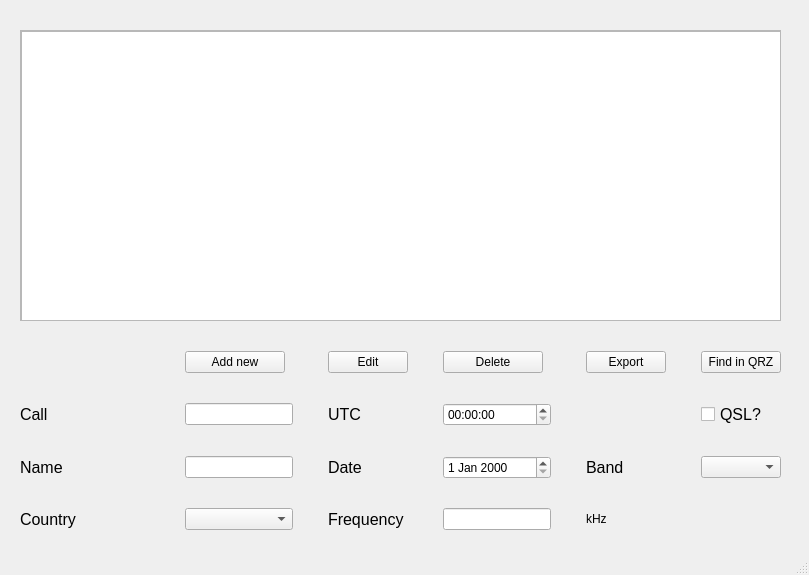
Before: the Qt Designer form mainwindow.ui in FilipCichowski/qtLoggerApp, drawn with Qt 5.
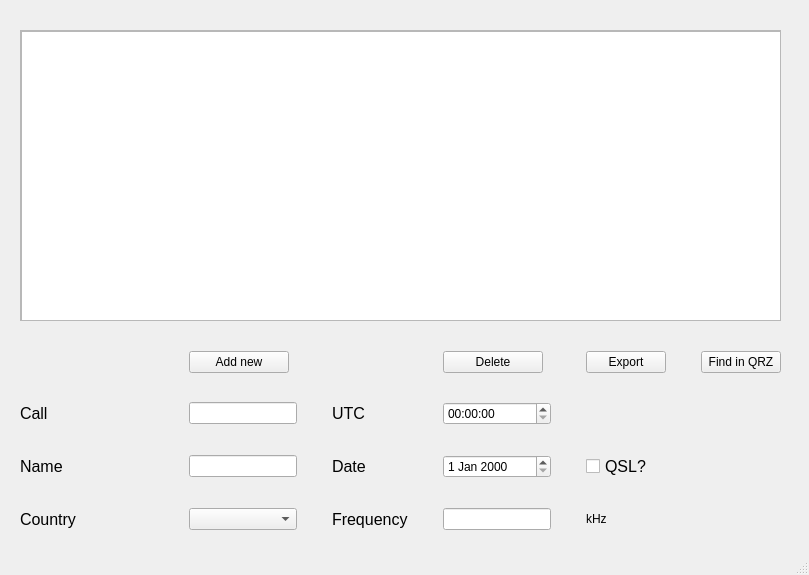
After: the same form once the commit is applied.

```diff
--- a/mainwindow.ui
+++ b/mainwindow.ui
@@ -54,19 +54,6 @@
        </property>
       </widget>
      </item>
-     <item row="0" column="2">
-      <widget class="QPushButton" name="editEntry">
-       <property name="maximumSize">
-        <size>
-         <width>100</width>
-         <height>16777215</height>
-        </size>
-       </property>
-       <property name="text">
-        <string>Edit</string>
-       </property>
-      </widget>
-     </item>
      <item row="0" column="3">
       <widget class="QPushButton" name="deleteEntry">
        <property name="maximumSize">
@@ -198,35 +185,6 @@
        </property>
       </widget>
      </item>
-     <item row="3" column="4">
-      <widget class="QLabel" name="label_6">
-       <property name="font">
-        <font>
-         <family>Ubuntu</family>
-         <pointsize>12</pointsize>
-        </font>
-       </property>
-       <property name="text">
-        <string>Band</string>
-       </property>
-      </widget>
-     </item>
-     <item row="3" column="6">
-      <widget class="QComboBox" name="band"/>
-     </item>
-     <item row="2" column="6">
-      <widget class="QCheckBox" name="qsl">
-       <property name="font">
-        <font>
-         <family>Ubuntu</family>
-         <pointsize>12</pointsize>
-        </font>
-       </property>
-       <property name="text">
-        <string>QSL?</string>
-       </property>
-      </widget>
-     </item>
      <item row="0" column="4">
       <widget class="QPushButton" name="exportEntry">
        <property name="maximumSize">
@@ -240,6 +198,19 @@
        </property>
       </widget>
      </item>
+     <item row="3" column="4">
+      <widget class="QCheckBox" name="qsl">
+       <property name="font">
+        <font>
+         <family>Ubuntu</family>
+         <pointsize>12</pointsize>
+        </font>
+       </property>
+       <property name="text">
+        <string>QSL?</string>
+       </property>
+      </widget>
+     </item>
     </layout>
    </widget>
    <widget class="QScrollArea" name="scrollArea">
```
